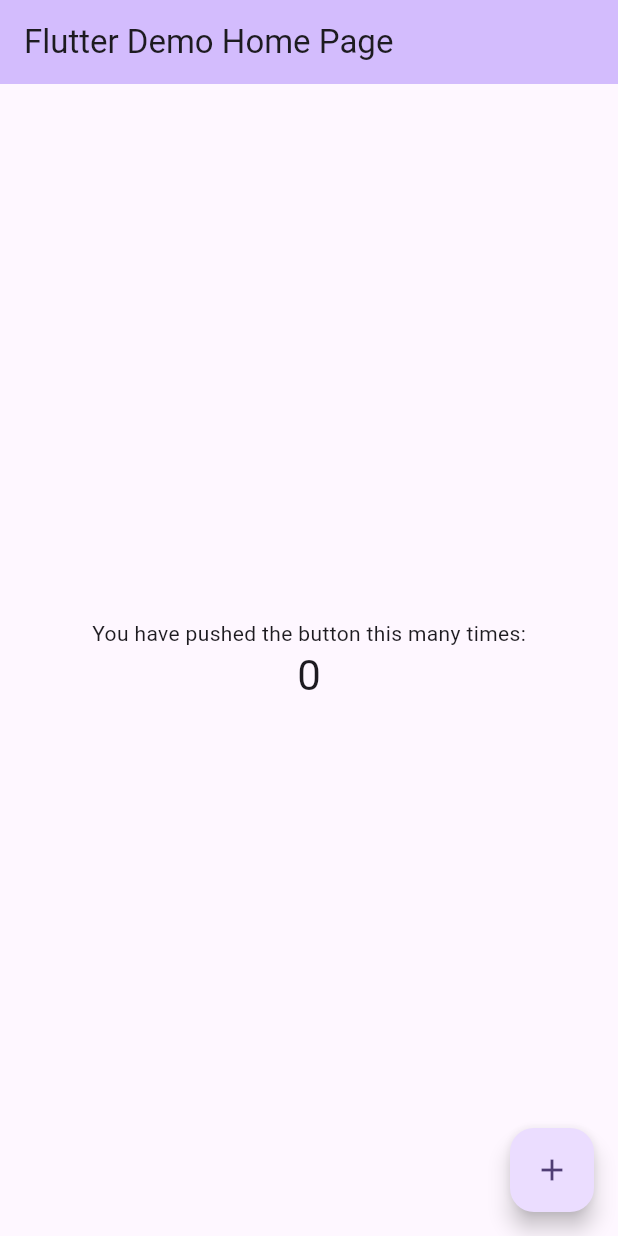
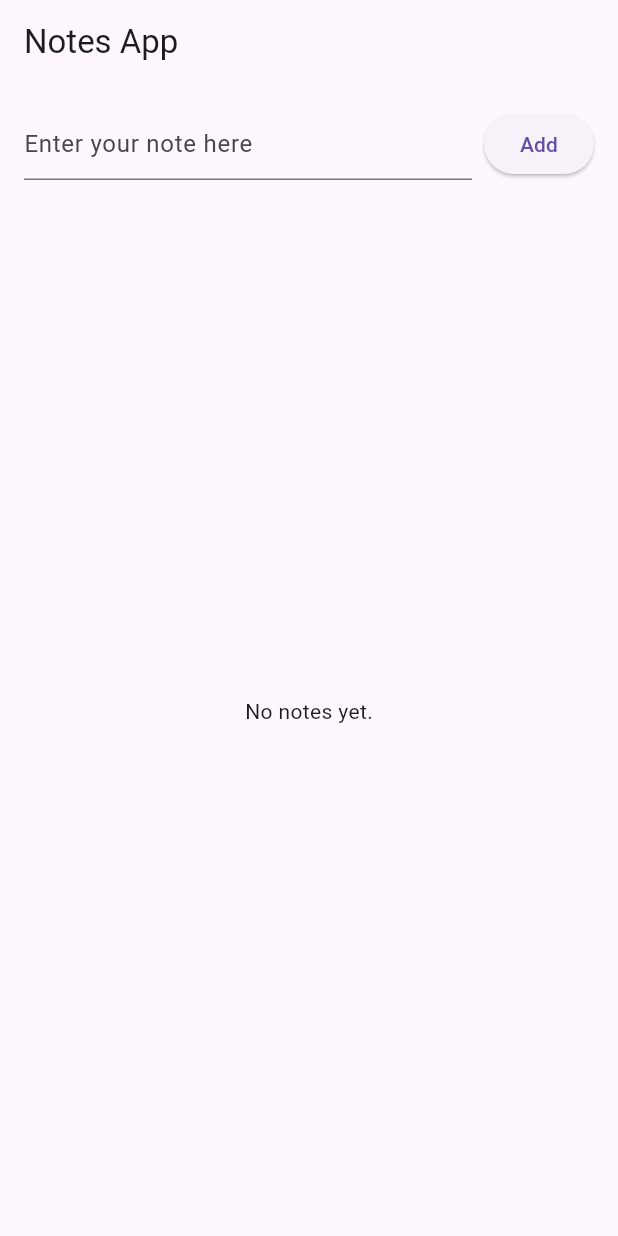
Before and after one commit to Galagadiv/lab13_sql, a Flutter app: the screen it shows after launch, on a phone screen of 412 x 824 dp. Run offline on Flutter 3.47's test engine with Material 3 defaults, Android fonts, the phone set to English and light mode, and no system bars; our stand-ins replace sqflite; accounts and stored records are empty.

Commit message:
done/need customize

```diff
--- /dev/null
+++ b/lib/db_helper.dart
@@ -0,0 +1,49 @@
+import 'package:sqflite/sqflite.dart';
+import 'package:path/path.dart';
+
+class DatabaseHelper {
+  static final DatabaseHelper _instance = DatabaseHelper._internal();
+
+  factory DatabaseHelper() => _instance;
+
+  DatabaseHelper._internal();
+
+  static Database? _database;
+
+  Future<Database> get database async {
+    if (_database != null) return _database!;
+    _database = await _initDatabase();
+    return _database!;
+  }
+
+  Future<Database> _initDatabase() async {
+    final dbPath = await getDatabasesPath();
+    return await openDatabase(
+      join(dbPath, 'notes.db'),
+      onCreate: (db, version) {
+        return db.execute('''
+          CREATE TABLE notes (
+            id INTEGER PRIMARY KEY AUTOINCREMENT,
+            text TEXT NOT NULL,
+            created_at TEXT NOT NULL
+          )
+        ''');
+      },
+      version: 1,
+    );
+  }
+
+  Future<int> insertNote(String text) async {
+    final db = await database;
+    return await db.insert(
+      'notes',
+      {'text': text, 'created_at': DateTime.now().toIso8601String()},
+      conflictAlgorithm: ConflictAlgorithm.replace,
+    );
+  }
+
+  Future<List<Map<String, dynamic>>> getNotes() async {
+    final db = await database;
+    return await db.query('notes', orderBy: 'id DESC');
+  }
+}
--- a/lib/main.dart
+++ b/lib/main.dart
@@ -1,125 +1,112 @@
 import 'package:flutter/material.dart';
+import 'db_helper.dart';
 
 void main() {
   runApp(const MyApp());
 }
 
 class MyApp extends StatelessWidget {
-  const MyApp({super.key});
+  const MyApp({Key? key}) : super(key: key);
 
-  // This widget is the root of your application.
   @override
   Widget build(BuildContext context) {
     return MaterialApp(
-      title: 'Flutter Demo',
-      theme: ThemeData(
-        // This is the theme of your application.
-        //
-        // TRY THIS: Try running your application with "flutter run". You'll see
-        // the application has a purple toolbar. Then, without quitting the app,
-        // try changing the seedColor in the colorScheme below to Colors.green
-        // and then invoke "hot reload" (save your changes or press the "hot
-        // reload" button in a Flutter-supported IDE, or press "r" if you used
-        // the command line to start the app).
-        //
-        // Notice that the counter didn't reset back to zero; the application
-        // state is not lost during the reload. To reset the state, use hot
-        // restart instead.
-        //
-        // This works for code too, not just values: Most code changes can be
-        // tested with just a hot reload.
-        colorScheme: ColorScheme.fromSeed(seedColor: Colors.deepPurple),
-        useMaterial3: true,
-      ),
-      home: const MyHomePage(title: 'Flutter Demo Home Page'),
+      debugShowCheckedModeBanner: false,
+      title: 'Notes App',
+      theme: ThemeData(primarySwatch: Colors.blue),
+      home: const NotesScreen(),
     );
   }
 }
 
-class MyHomePage extends StatefulWidget {
-  const MyHomePage({super.key, required this.title});
-
-  // This widget is the home page of your application. It is stateful, meaning
-  // that it has a State object (defined below) that contains fields that affect
-  // how it looks.
-
-  // This class is the configuration for the state. It holds the values (in this
-  // case the title) provided by the parent (in this case the App widget) and
-  // used by the build method of the State. Fields in a Widget subclass are
-  // always marked "final".
-
-  final String title;
+class NotesScreen extends StatefulWidget {
+  const NotesScreen({Key? key}) : super(key: key);
 
   @override
-  State<MyHomePage> createState() => _MyHomePageState();
+  _NotesScreenState createState() => _NotesScreenState();
 }
 
-class _MyHomePageState extends State<MyHomePage> {
-  int _counter = 0;
+class _NotesScreenState extends State<NotesScreen> {
+  final _formKey = GlobalKey<FormState>();
+  final _noteController = TextEditingController();
+  final DatabaseHelper _dbHelper = DatabaseHelper();
+  List<Map<String, dynamic>> _notes = [];
 
-  void _incrementCounter() {
+  @override
+  void initState() {
+    super.initState();
+    _loadNotes();
+  }
+
+  Future<void> _loadNotes() async {
+    final notes = await _dbHelper.getNotes();
     setState(() {
-      // This call to setState tells the Flutter framework that something has
-      // changed in this State, which causes it to rerun the build method below
-      // so that the display can reflect the updated values. If we changed
-      // _counter without calling setState(), then the build method would not be
-      // called again, and so nothing would appear to happen.
-      _counter++;
+      _notes = notes;
     });
+  }
+
+  Future<void> _addNote() async {
+    if (_formKey.currentState!.validate()) {
+      await _dbHelper.insertNote(_noteController.text.trim());
+      _noteController.clear();
+      await _loadNotes();
+    }
   }
 
   @override
   Widget build(BuildContext context) {
-    // This method is rerun every time setState is called, for instance as done
-    // by the _incrementCounter method above.
-    //
-    // The Flutter framework has been optimized to make rerunning build methods
-    // fast, so that you can just rebuild anything that needs updating rather
-    // than having to individually change instances of widgets.
     return Scaffold(
-      appBar: AppBar(
-        // TRY THIS: Try changing the color here to a specific color (to
-        // Colors.amber, perhaps?) and trigger a hot reload to see the AppBar
-        // change color while the other colors stay the same.
-        backgroundColor: Theme.of(context).colorScheme.inversePrimary,
-        // Here we take the value from the MyHomePage object that was created by
-        // the App.build method, and use it to set our appbar title.
-        title: Text(widget.title),
-      ),
-      body: Center(
-        // Center is a layout widget. It takes a single child and positions it
-        // in the middle of the parent.
+      appBar: AppBar(title: const Text('Notes App')),
+      body: Padding(
+        padding: const EdgeInsets.all(16.0),
         child: Column(
-          // Column is also a layout widget. It takes a list of children and
-          // arranges them vertically. By default, it sizes itself to fit its
-          // children horizontally, and tries to be as tall as its parent.
-          //
-          // Column has various properties to control how it sizes itself and
-          // how it positions its children. Here we use mainAxisAlignment to
-          // center the children vertically; the main axis here is the vertical
-          // axis because Columns are vertical (the cross axis would be
-          // horizontal).
-          //
-          // TRY THIS: Invoke "debug painting" (choose the "Toggle Debug Paint"
-          // action in the IDE, or press "p" in the console), to see the
-          // wireframe for each widget.
-          mainAxisAlignment: MainAxisAlignment.center,
-          children: <Widget>[
-            const Text(
-              'You have pushed the button this many times:',
+          children: [
+            Form(
+              key: _formKey,
+              child: Row(
+                children: [
+                  Expanded(
+                    child: TextFormField(
+                      controller: _noteController,
+                      decoration: const InputDecoration(
+                        hintText: 'Enter your note here',
+                      ),
+                      validator: (value) {
+                        if (value == null || value.trim().isEmpty) {
+                          return 'Note cannot be empty';
+                        }
+                        return null;
+                      },
+                    ),
+                  ),
+                  const SizedBox(width: 8),
+                  ElevatedButton(
+                    onPressed: _addNote,
+                    child: const Text('Add'),
+                  ),
+                ],
+              ),
             ),
-            Text(
-              '$_counter',
-              style: Theme.of(context).textTheme.headlineMedium,
+            const SizedBox(height: 20),
+            Expanded(
+              child: _notes.isEmpty
+                  ? const Center(child: Text('No notes yet.'))
+                  : ListView.builder(
+                itemCount: _notes.length,
+                itemBuilder: (context, index) {
+                  final note = _notes[index];
+                  return ListTile(
+                    title: Text(note['text']),
+                    subtitle: Text(
+                      'Created at: ${DateTime.parse(note['created_at']).toLocal()}',
+                    ),
+                  );
+                },
+              ),
             ),
           ],
         ),
       ),
-      floatingActionButton: FloatingActionButton(
-        onPressed: _incrementCounter,
-        tooltip: 'Increment',
-        child: const Icon(Icons.add),
-      ), // This trailing comma makes auto-formatting nicer for build methods.
     );
   }
 }
--- a/pubspec.yaml
+++ b/pubspec.yaml
@@ -30,6 +30,8 @@ environment:
 dependencies:
   flutter:
     sdk: flutter
+  sqflite: ^2.0.0+4
+  path: ^1.8.2
 
 
   # The following adds the Cupertino Icons font to your application.
```
Also changed, not shown: pubspec.lock, 1 other file.
